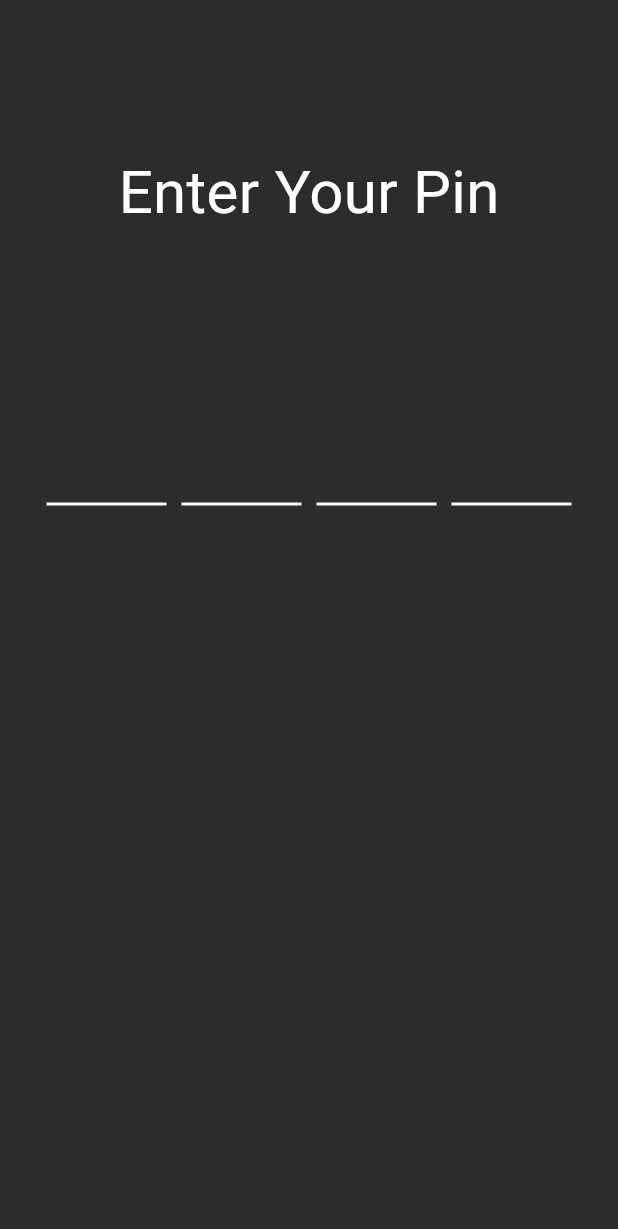
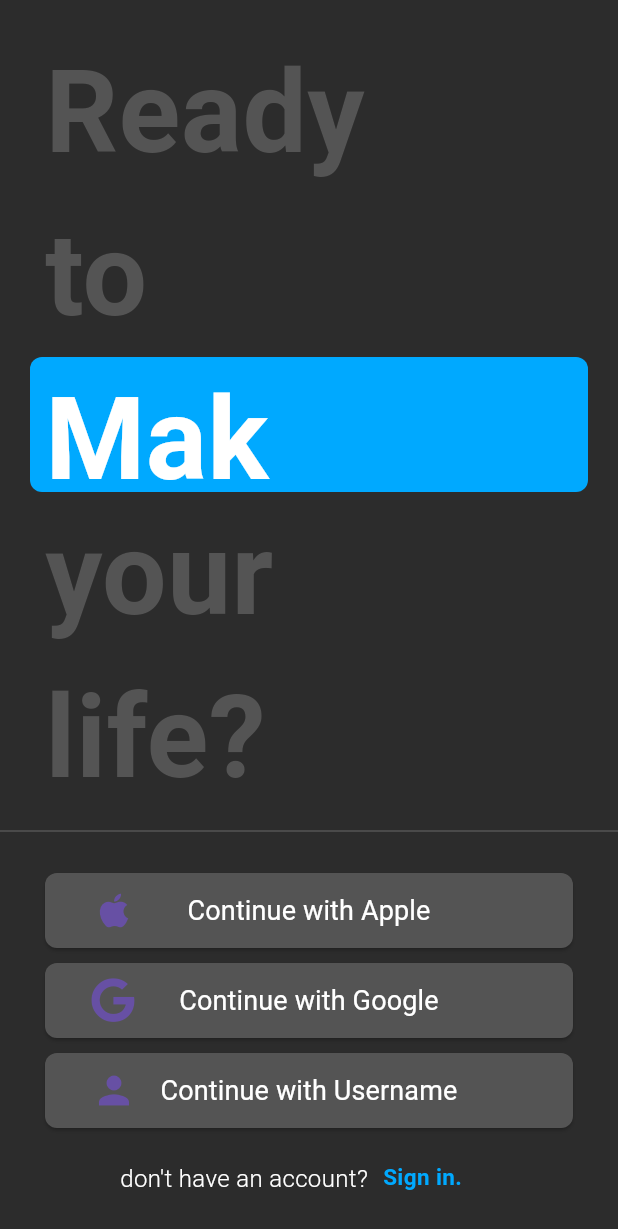
Before and after one commit to diandrakina/selamat_application, a Flutter app: the screen it shows after launch, on a phone screen of 412 x 824 dp. Shown: the top 1229 px of the screen. Run offline on Flutter 3.47's test engine with Material 3 defaults, Android fonts, the phone set to English and light mode, and no system bars; drawn by our look-alikes of pinput; our stand-ins replace cached_network_image, carousel_slider, fl_chart, flutter_svg, font_awesome_flutter and 2 more; missing offline and left inert: dart:ffi; Roboto replaces fonts that are missing (SamsungSans).

Commit message:
Diandra - Before Login Page

```diff
--- a/lib/main.dart
+++ b/lib/main.dart
@@ -6,6 +6,7 @@ import 'package:selamat_application/pages/discovery_page/featuredHabitsPage.dart
 import 'package:selamat_application/pages/discovery_page/habitPage.dart';
 import 'package:selamat_application/pages/discovery_page/psychologistDetailPage.dart';
 import 'package:selamat_application/pages/discovery_page/searchDiscoverPage.dart';
+import 'package:selamat_application/pages/login_page/beforeLoginPage.dart';
 import 'package:selamat_application/pages/login_page/enterPIN.dart';
 // LOGIN
 import 'package:selamat_application/pages/login_page/loginPage.dart';
@@ -72,7 +73,7 @@ class MyApp extends StatelessWidget {
       // ),
       theme: new ThemeData(scaffoldBackgroundColor: AppColors.bgDarkMode),
       debugShowCheckedModeBanner: false,
-      home: EnterPIN(),
+      home: BeforeLoginPage(),
     );
   }
 }
--- a/lib/pages/login_page/beforeLoginPage.dart
+++ b/lib/pages/login_page/beforeLoginPage.dart
@@ -0,0 +1,194 @@
+import 'package:flutter/material.dart';
+import 'package:font_awesome_flutter/font_awesome_flutter.dart';
+import 'package:selamat_application/styles/styles.dart';
+import 'package:selamat_application/widget/widget_login_register/customElevatedButton.dart';
+
+class BeforeLoginPage extends StatefulWidget {
+  const BeforeLoginPage({super.key});
+
+  @override
+  State<BeforeLoginPage> createState() => _BeforeLoginPageState();
+}
+
+class _BeforeLoginPageState extends State<BeforeLoginPage> {
+  @override
+  Widget build(BuildContext context) {
+    return SafeArea(
+      child: Scaffold(
+        body: Column(
+          children: [
+            Container(
+              padding: EdgeInsets.only(left: 20, right: 20),
+              child: Column(
+                crossAxisAlignment: CrossAxisAlignment.start,
+                children: [
+                  Padding(padding: EdgeInsets.all(10)),
+                  Container(
+                    padding: EdgeInsets.only(left: 10),
+                    child: Text(
+                      "Ready",
+                      style: TextStyles.bold_76_black,
+                    ),
+                  ),
+                  Container(
+                    padding: EdgeInsets.only(left: 10),
+                    child: Text(
+                      "to",
+                      style: TextStyles.bold_76_black,
+                    ),
+                  ),
+                  Container(
+                    padding: EdgeInsets.only(left: 10),
+                    width: double.maxFinite,
+                    height: 90,
+                    decoration: BoxDecoration(
+                        color: AppColors.baseColor,
+                        borderRadius: BorderRadius.circular(8)),
+                    child: TypewriterTextAnimation(),
+                  ),
+                  Container(
+                    padding: EdgeInsets.only(left: 10),
+                    child: Text(
+                      "your",
+                      style: TextStyles.bold_76_black,
+                    ),
+                  ),
+                  Container(
+                    padding: EdgeInsets.only(left: 10),
+                    child: Text(
+                      "life?",
+                      style: TextStyles.bold_76_black,
+                    ),
+                  ),
+                ],
+              ),
+            ),
+            Divider(
+              color: AppColors.floatingGrey,
+              thickness: 1,
+            ),
+            Container(
+              padding: EdgeInsets.only(left: 30, right: 30),
+              child: Column(
+                children: [
+                  SizedBox(
+                    height: 20,
+                  ),
+                  CustomElevatedButton(
+                    height: 50,
+                    text: 'Continue with Apple',
+                    buttonTextStyle: TextStyles.regular_18,
+                    leftIcon: FaIcon(
+                      Icons.apple,
+                      size: 30,
+                    ),
+                    buttonStyle: CustomButtonStyles.buttonNotSure,
+                  ),
+                  SizedBox(
+                    height: 10,
+                  ),
+                  CustomElevatedButton(
+                    height: 50,
+                    text: 'Continue with Google',
+                    buttonTextStyle: TextStyles.regular_18,
+                    leftIcon: FaIcon(
+                      FontAwesomeIcons.google,
+                      size: 30,
+                    ),
+                    buttonStyle: CustomButtonStyles.buttonNotSure,
+                  ),
+                  SizedBox(
+                    height: 10,
+                  ),
+                  CustomElevatedButton(
+                    height: 50,
+                    text: 'Continue with Username',
+                    buttonTextStyle: TextStyles.regular_18,
+                    leftIcon: FaIcon(
+                      Icons.person,
+                      size: 30,
+                    ),
+                    buttonStyle: CustomButtonStyles.buttonNotSure,
+                  ),
+                ],
+              ),
+            ),
+            Padding(padding: EdgeInsets.all(10)),
+          ],
+        ),
+        bottomNavigationBar: _signInStack(context),
+      ),
+    );
+  }
+
+  Widget _signInStack(BuildContext context) {
+    return Container(
+      // color: Colors.amber,
+      height: 20,
+      width: 203,
+      margin: EdgeInsets.only(left: 70, right: 70, bottom: 30),
+      child: Row(
+        children: [
+          Container(
+            child: Text(
+              'don\'t have an account?',
+              style: TextStyles.GR_15_light,
+            ),
+            margin: EdgeInsets.symmetric(horizontal: 10),
+          ),
+          GestureDetector(
+            child: Container(
+              child: Text(
+                "Sign in.",
+                style: TextStyles.bold_15_blue,
+              ),
+              padding: EdgeInsets.symmetric(vertical: 0),
+            ),
+          )
+        ],
+      ),
+    );
+  }
+}
+
+class TypewriterTextAnimation extends StatefulWidget {
+  @override
+  _TypewriterTextAnimationState createState() =>
+      _TypewriterTextAnimationState();
+}
+
+class _TypewriterTextAnimationState extends State<TypewriterTextAnimation> {
+  int currentIndex = 0;
+  int currentCharIndex = 0;
+  final List<String> _strings = ['Change', 'Build', 'Make'];
+
+  @override
+  void initState() {
+    super.initState();
+    TypeWritingAnimation();
+  }
+
+  void TypeWritingAnimation() {
+    if (currentCharIndex < _strings[currentIndex].length) {
+      currentCharIndex++;
+    } else {
+      currentIndex = (currentIndex + 1) % _strings.length;
+      currentCharIndex = 0;
+    }
+    setState(() {});
+
+    Future.delayed(Duration(milliseconds: 500), () {
+      TypeWritingAnimation();
+    });
+  }
+
+  @override
+  Widget build(BuildContext context) {
+    return Container(
+      child: Text(
+        _strings[currentIndex].substring(0, currentCharIndex),
+        style: TextStyles.bold_76_white,
+      ),
+    );
+  }
+}
--- a/lib/pages/login_page/loginPage.dart
+++ b/lib/pages/login_page/loginPage.dart
@@ -173,7 +173,7 @@ class loginPage extends StatelessWidget {
         margin: EdgeInsets.only(right: 20),
       ),
       buttonStyle: CustomButtonStyles.buttonGray,
-      buttonTextStyle: TextStyles.regular_18,
+      textStyle: TextStyles.bold_18,
     );
   }
 
--- a/lib/styles/styles.dart
+++ b/lib/styles/styles.dart
@@ -307,6 +307,18 @@ class TextStyles {
       fontWeight: FontWeight.bold,
       fontSize: 30.0,
       color: Colors.white);
+
+  static TextStyle bold_76_black = const TextStyle(
+      fontFamily: 'SamsungSans',
+      fontWeight: FontWeight.bold,
+      fontSize: 76.24,
+      color: AppColors.floatingGrey);
+
+  static TextStyle bold_76_white = const TextStyle(
+      fontFamily: 'SamsungSans',
+      fontWeight: FontWeight.bold,
+      fontSize: 76.24,
+      color: Colors.white);
 }
 
 class AppDecoration {
--- a/lib/widget/widget_login_register/customElevatedButton.dart
+++ b/lib/widget/widget_login_register/customElevatedButton.dart
@@ -62,12 +62,25 @@ class CustomElevatedButton extends Button {
             mainAxisAlignment: MainAxisAlignment.center,
             crossAxisAlignment: CrossAxisAlignment.center,
             children: [
-              leftIcon ?? const SizedBox.shrink(),
-              Text(
-                text,
-                style: buttonTextStyle ?? buttonTextStyle,
+              Container(width: 30, child: leftIcon ?? const SizedBox.shrink()),
+              SizedBox(
+                width: 15,
               ),
-              rightIcon ?? const SizedBox.shrink(),
+              SizedBox(
+                width: 200,
+                child: Text(
+                  text,
+                  style: buttonTextStyle ?? buttonTextStyle,
+                  textAlign: TextAlign.center,
+                ),
+              ),
+              SizedBox(
+                width: 15,
+              ),
+              Container(
+                  width: 30,
+                  // color: Colors.yellow,
+                  child: rightIcon ?? const SizedBox.shrink()),
             ],
           ),
         ),
```
